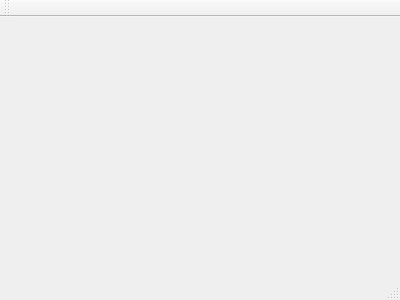
Above: mainwindow.ui from nilspin/textureMapping before the change. Below: the same form after it.
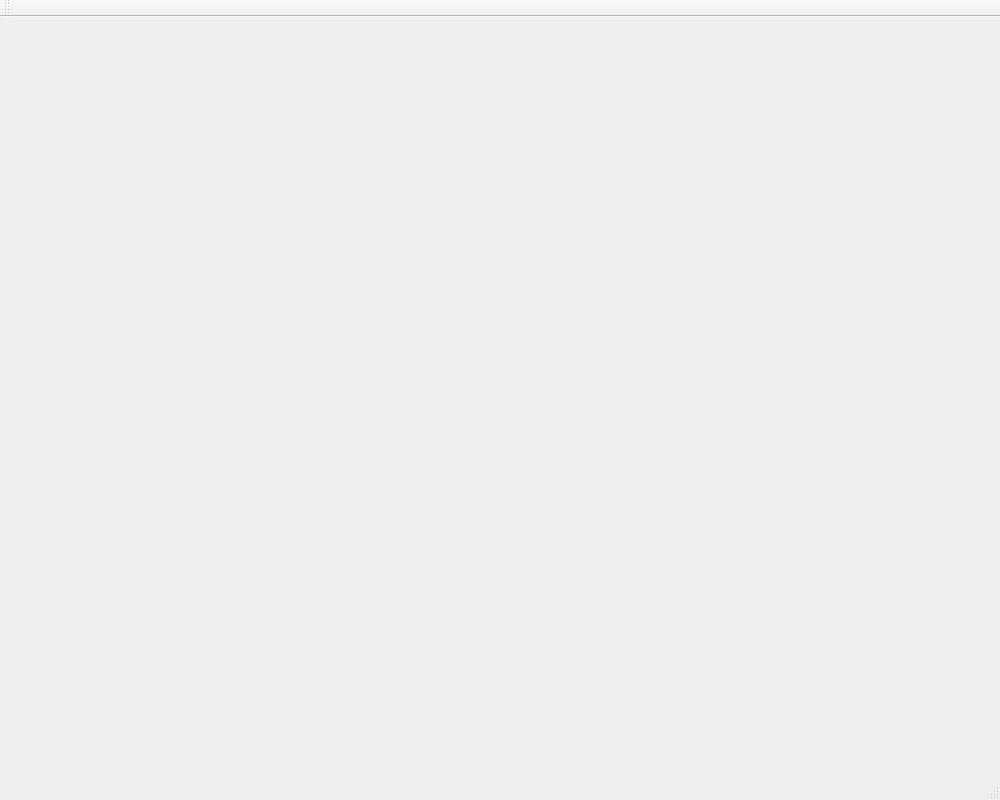
That is the form after the change.

What changed in the file:
```diff
--- a/mainwindow.ui
+++ b/mainwindow.ui
@@ -1,24 +1,51 @@
 <ui version="4.0">
  <class>MainWindow</class>
- <widget class="QMainWindow" name="MainWindow" >
-  <property name="geometry" >
+ <widget class="QMainWindow" name="MainWindow">
+  <property name="geometry">
    <rect>
     <x>0</x>
     <y>0</y>
-    <width>400</width>
-    <height>300</height>
+    <width>1000</width>
+    <height>800</height>
    </rect>
   </property>
-  <property name="windowTitle" >
+  <property name="sizePolicy">
+   <sizepolicy hsizetype="Fixed" vsizetype="Fixed">
+    <horstretch>0</horstretch>
+    <verstretch>0</verstretch>
+   </sizepolicy>
+  </property>
+  <property name="maximumSize">
+   <size>
+    <width>1000</width>
+    <height>800</height>
+   </size>
+  </property>
+  <property name="windowTitle">
    <string>MainWindow</string>
   </property>
-  <widget class="QMenuBar" name="menuBar" />
-  <widget class="QToolBar" name="mainToolBar" />
-  <widget class="QWidget" name="centralWidget" />
-  <widget class="QStatusBar" name="statusBar" />
+  <widget class="QWidget" name="centralWidget"/>
+  <widget class="QMenuBar" name="menuBar">
+   <property name="geometry">
+    <rect>
+     <x>0</x>
+     <y>0</y>
+     <width>1000</width>
+     <height>24</height>
+    </rect>
+   </property>
+  </widget>
+  <widget class="QToolBar" name="mainToolBar">
+   <attribute name="toolBarArea">
+    <enum>TopToolBarArea</enum>
+   </attribute>
+   <attribute name="toolBarBreak">
+    <bool>false</bool>
+   </attribute>
+  </widget>
+  <widget class="QStatusBar" name="statusBar"/>
  </widget>
- <layoutDefault spacing="6" margin="11" />
- <pixmapfunction></pixmapfunction>
+ <layoutdefault spacing="6" margin="11"/>
  <resources/>
  <connections/>
 </ui>
```
Left out of the diff: 1 changed line with no effect on the pictures.
